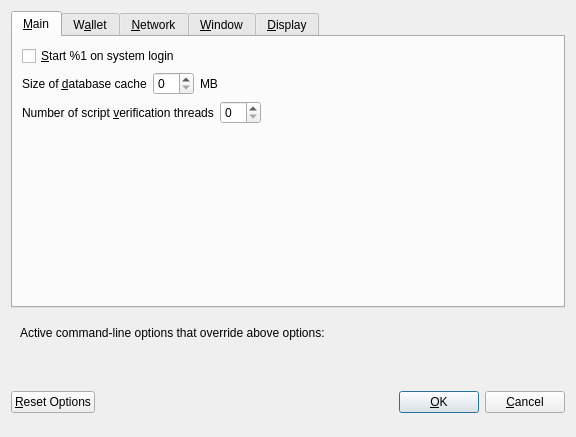
Above: src/qt/forms/optionsdialog.ui from BCashTeam/bcashtestnet before the change. Below: the same form after it.
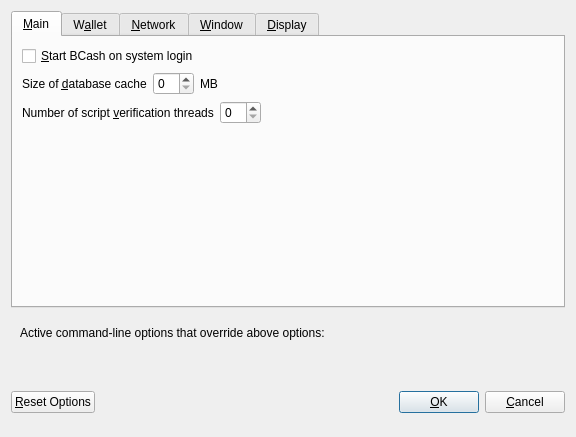
That is the form after the change. Custom widgets are drawn as their Qt base class.

The edit to the form file:
```diff
--- a/src/qt/forms/optionsdialog.ui
+++ b/src/qt/forms/optionsdialog.ui
@@ -33,7 +33,7 @@
           <string>Automatically start %1 after logging in to the system.</string>
          </property>
          <property name="text">
-          <string>&amp;Start %1 on system login</string>
+          <string>&amp;Start BCash on system login</string>
          </property>
         </widget>
        </item>
```
Left out of the diff: 6 changed lines with no effect on the pictures.
